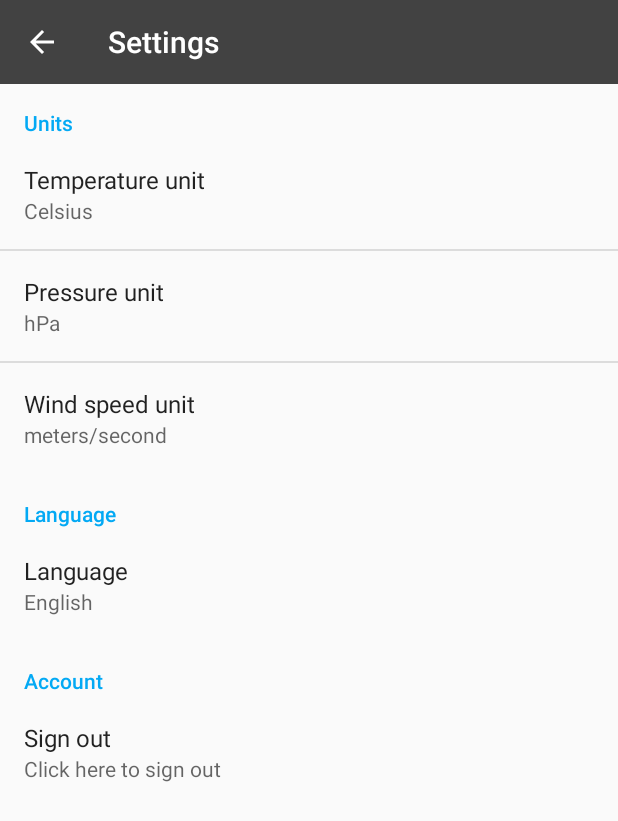
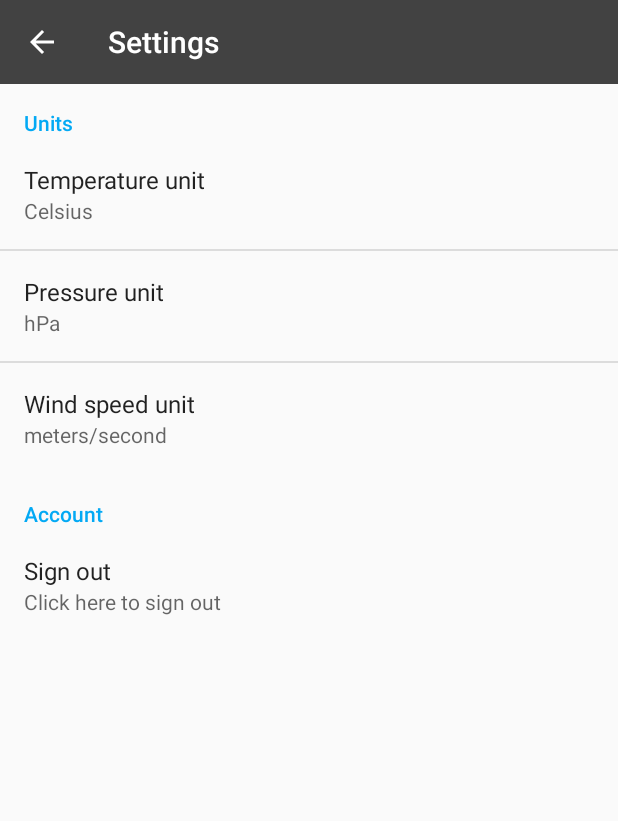
Before and after one commit to LasseOnTheHub/WeatherApp, an Android app: the SettingsActivity screen opened directly, with no data from a screen before it, on a phone screen of 412 x 824 dp. Shown: the top 821 px of the screen. Run offline under Robolectric (Android 15) with nearby library versions, the phone set to English and light mode, and no system bars.

Commit message:
Removed language

```diff
--- a/app/src/main/java/com/grp8/weatherapp/Activities/SettingsActivity.java
+++ b/app/src/main/java/com/grp8/weatherapp/Activities/SettingsActivity.java
@@ -5,6 +5,7 @@ import android.os.Bundle;
 import android.support.v7.app.ActionBar;
 import android.support.v7.app.AppCompatActivity;
 import android.support.v7.widget.Toolbar;
+import android.util.Log;
 import android.view.MenuItem;
 import android.view.View;
 import android.widget.AdapterView;
@@ -13,13 +14,13 @@ import android.widget.Toast;
 import com.grp8.weatherapp.Fragments.SettingsFragment;
 import com.grp8.weatherapp.R;
 
-public class SettingsActivity extends AppCompatActivity implements AdapterView.OnItemClickListener {
+public class SettingsActivity extends AppCompatActivity {
 
     private boolean changed = false;
 
     public void setChangedStatus(boolean status)
     {
-        this.changed = true;
+        this.changed = status;
     }
 
     @Override
@@ -34,8 +35,10 @@ public class SettingsActivity extends AppCompatActivity implements AdapterView.O
         Toolbar toolbar = (Toolbar) findViewById(R.id.toolbar);
         setSupportActionBar(toolbar);
         ActionBar bar = getSupportActionBar();
-        bar.setDisplayHomeAsUpEnabled(true);
-        bar.setTitle("Settings");
+        if (bar != null) {
+            bar.setDisplayHomeAsUpEnabled(true);
+            bar.setTitle("Settings");
+        }
         toolbar.setNavigationOnClickListener(new View.OnClickListener() {
             @Override
             public void onClick(View view) {
@@ -65,6 +68,4 @@ public class SettingsActivity extends AppCompatActivity implements AdapterView.O
         super.finish();
     }
 
-    @Override
-    public void onItemClick(AdapterView<?> parent, View view, int position, long id) {}
 }
--- a/app/src/main/java/com/grp8/weatherapp/Fragments/SettingsFragment.java
+++ b/app/src/main/java/com/grp8/weatherapp/Fragments/SettingsFragment.java
@@ -1,13 +1,18 @@
 package com.grp8.weatherapp.Fragments;
 
+import android.content.Intent;
 import android.os.Bundle;
 import android.preference.ListPreference;
 import android.preference.Preference;
 import android.preference.PreferenceFragment;
 import android.preference.PreferenceManager;
+import android.util.Log;
 import android.view.MenuItem;
 
+import com.grp8.weatherapp.Activities.LogonActivity;
+import com.grp8.weatherapp.Activities.MainActivityTab;
 import com.grp8.weatherapp.Activities.SettingsActivity;
+import com.grp8.weatherapp.Logic.UserManager;
 import com.grp8.weatherapp.R;
 import com.grp8.weatherapp.Logic.Constants;
 
@@ -27,13 +32,14 @@ public class SettingsFragment extends PreferenceFragment {
         bindPreferenceSummaryToValue(findPreference(Constants.KEY_TEMP_UNIT));
         bindPreferenceSummaryToValue(findPreference(Constants.KEY_PRESS_UNIT));
         bindPreferenceSummaryToValue(findPreference(Constants.KEY_WS_UNIT));
-        bindPreferenceSummaryToValue(findPreference(Constants.KEY_LANG));
 
         Preference button = findPreference(getString(R.string.app_logout));
         button.setOnPreferenceClickListener(new Preference.OnPreferenceClickListener() {
             @Override
             public boolean onPreferenceClick(Preference preference) {
-                //TODO
+                UserManager.getInstance(getActivity().getApplicationContext()).logout();
+                getActivity().startActivity(new Intent(getActivity(), LogonActivity.class));
+                getActivity().finish();
                 return true;
             }
         });
@@ -63,16 +69,10 @@ public class SettingsFragment extends PreferenceFragment {
         @Override
         public boolean onPreferenceChange(Preference preference, Object value) {
             String stringValue = value.toString();
-            // For list preferences, look up the correct display value in
-            // the preference's 'entries' list.
             ListPreference listPreference = (ListPreference) preference;
             int index = listPreference.findIndexOfValue(stringValue);
 
-            // Set the summary to reflect the new value.
-            preference.setSummary(
-                    index >= 0
-                            ? listPreference.getEntries()[index]
-                            : null);
+            preference.setSummary( index >= 0 ? listPreference.getEntries()[index] : null);
 
             if(ready)
             {
--- a/app/src/main/res/xml/pref_weatherapp.xml
+++ b/app/src/main/res/xml/pref_weatherapp.xml
@@ -33,23 +33,9 @@
             android:title="@string/windspeed" />
     </PreferenceCategory>
 
-    <PreferenceCategory
-        android:title="Language">
-        <!-- Language -->
-        <ListPreference
-            android:defaultValue="English"
-            android:entries="@array/language_options"
-            android:entryValues="@array/language_options"
-            android:key="app_language"
-            android:negativeButtonText="@null"
-            android:positiveButtonText="@null"
-            android:title="@string/langauge" />
-
-    </PreferenceCategory>
-
+    <!--Logout -->
     <PreferenceCategory
         android:title="Account">
-        <!--Logout -->
         <Preference
             android:title="@string/logout_button"
             android:summary="@string/app_logout"
```
Also changed, not shown: app/src/main/java/com/grp8/weatherapp/Logic/SettingsManager.java (+3 -18 lines).
